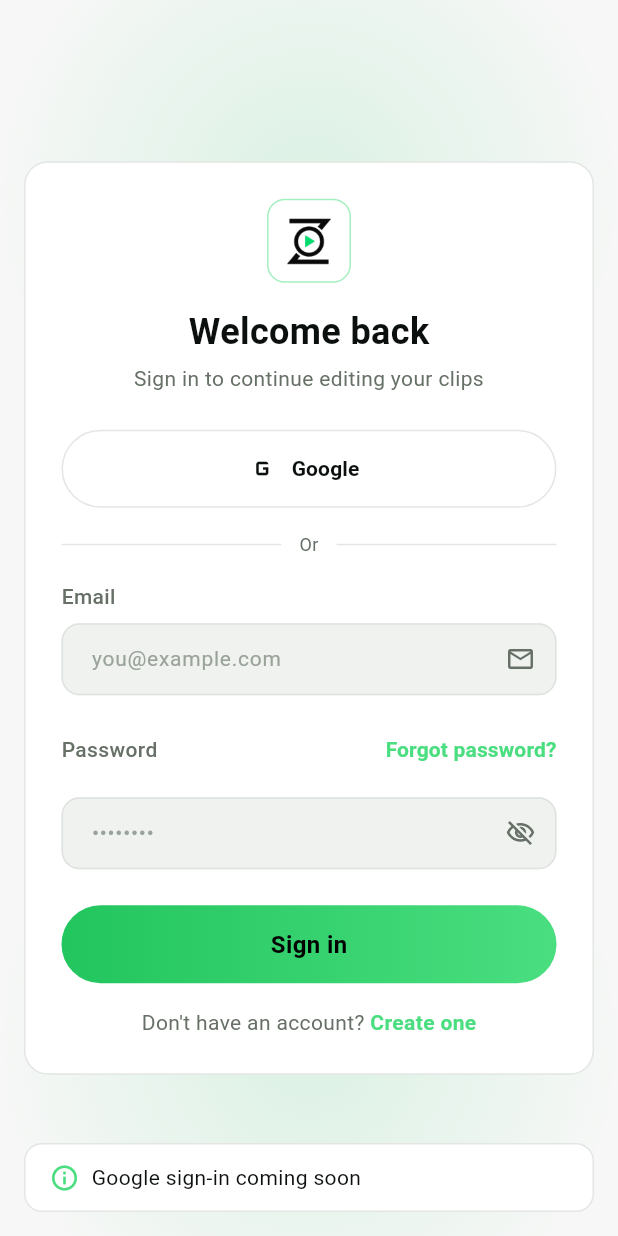
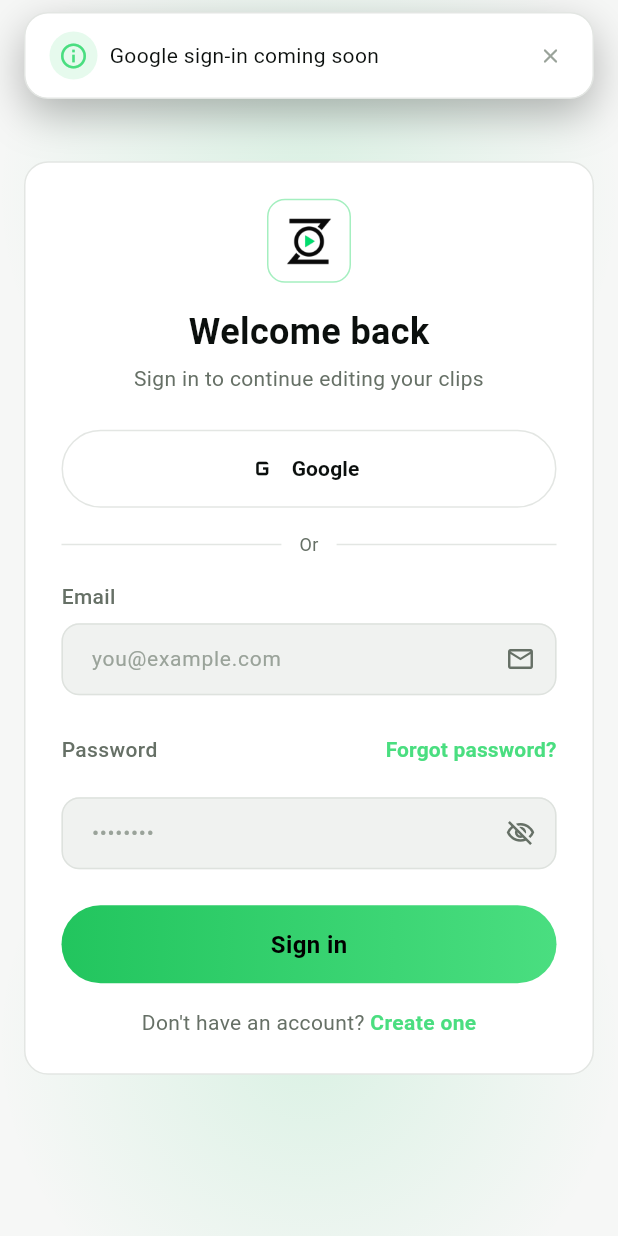
Before and after one commit to moeen4128/zoclips, a Flutter app: the screen it shows after launch, after a tap on "Skip", after a tap on "Google", on a phone screen of 412 x 824 dp. Run offline on Flutter 3.47's test engine with Material 3 defaults, Android fonts, the phone set to English and light mode, and no system bars; our stand-ins replace dartz, dio, equatable, flutter_bloc, flutter_secure_storage, get_it and 1 more; network calls fail; Roboto replaces fonts that are missing (Georgia).

Commit message:
Update app snackbar file

```diff
--- a/lib/core/widgets/app_snackbar.dart
+++ b/lib/core/widgets/app_snackbar.dart
@@ -1,3 +1,4 @@
+import 'dart:async';
 import 'package:flutter/material.dart';
 import '../constants/app_sizes.dart';
 import '../theme/app_colors.dart';
@@ -6,8 +7,13 @@ import '../theme/app_text_styles.dart';
 
 enum SnackType { success, error, info }
 
+/// Top-anchored, animated toast — slides down from under the status bar with
+/// a fade, sits for [duration], then slides back up and fades out. Lives in
+/// the root [Overlay] so it survives navigation and stacks above everything.
 class AppSnackbar {
   AppSnackbar._();
+
+  static _TopSnackbarEntry? _current;
 
   static void show(
     BuildContext context, {
@@ -15,45 +21,28 @@ class AppSnackbar {
     SnackType type = SnackType.info,
     Duration duration = const Duration(seconds: 3),
   }) {
-    final messenger = ScaffoldMessenger.of(context);
-    messenger.hideCurrentSnackBar();
+    _current?.removeImmediately();
+    _current = null;
 
-    final neutrals = context.neutrals;
-    final config = _configFor(type, neutrals);
+    final overlay = Overlay.of(context, rootOverlay: true);
+    late OverlayEntry entry;
+    final key = GlobalKey<_TopSnackbarState>();
 
-    messenger.showSnackBar(
-      SnackBar(
+    entry = OverlayEntry(
+      builder: (context) => _TopSnackbar(
+        key: key,
+        message: message,
+        type: type,
         duration: duration,
-        behavior: SnackBarBehavior.floating,
-        backgroundColor: Colors.transparent,
-        elevation: 0,
-        margin: const EdgeInsets.symmetric(
-          horizontal: AppSizes.lg,
-          vertical: AppSizes.lg,
-        ),
-        padding: EdgeInsets.zero,
-        content: Container(
-          padding: const EdgeInsets.symmetric(
-            horizontal: AppSizes.lg,
-            vertical: AppSizes.md,
-          ),
-          decoration: BoxDecoration(
-            color: neutrals.cardBackground,
-            borderRadius: BorderRadius.circular(AppSizes.radiusMd),
-            border: Border.all(color: config.borderColor),
-          ),
-          child: Row(
-            children: [
-              Icon(config.icon, color: config.iconColor, size: AppSizes.iconMd),
-              const SizedBox(width: AppSizes.sm),
-              Expanded(
-                child: Text(message, style: AppTextStyles.inputText(neutrals)),
-              ),
-            ],
-          ),
-        ),
+        onDismissed: () {
+          entry.remove();
+          if (_current?.entry == entry) _current = null;
+        },
       ),
     );
+
+    _current = _TopSnackbarEntry(entry: entry, key: key);
+    overlay.insert(entry);
   }
 
   static void success(BuildContext context, String message) =>
@@ -64,6 +53,184 @@ class AppSnackbar {
 
   static void info(BuildContext context, String message) =>
       show(context, message: message, type: SnackType.info);
+}
+
+class _TopSnackbarEntry {
+  final OverlayEntry entry;
+  final GlobalKey<_TopSnackbarState> key;
+  const _TopSnackbarEntry({required this.entry, required this.key});
+
+  void removeImmediately() {
+    key.currentState?.cancelAutoDismiss();
+    if (entry.mounted) entry.remove();
+  }
+}
+
+class _TopSnackbar extends StatefulWidget {
+  final String message;
+  final SnackType type;
+  final Duration duration;
+  final VoidCallback onDismissed;
+
+  const _TopSnackbar({
+    super.key,
+    required this.message,
+    required this.type,
+    required this.duration,
+    required this.onDismissed,
+  });
+
+  @override
+  State<_TopSnackbar> createState() => _TopSnackbarState();
+}
+
+class _TopSnackbarState extends State<_TopSnackbar>
+    with SingleTickerProviderStateMixin {
+  late final AnimationController _controller;
+  late final Animation<Offset> _slide;
+  late final Animation<double> _fade;
+  Timer? _autoDismissTimer;
+  bool _dismissing = false;
+
+  @override
+  void initState() {
+    super.initState();
+    _controller = AnimationController(
+      vsync: this,
+      duration: const Duration(milliseconds: 380),
+    );
+    _slide = Tween(
+      begin: const Offset(0, -1.5),
+      end: Offset.zero,
+    ).animate(CurvedAnimation(parent: _controller, curve: Curves.easeOutCubic));
+    _fade = CurvedAnimation(
+      parent: _controller,
+      curve: const Interval(0.0, 0.7),
+    );
+    _controller.forward();
+    _autoDismissTimer = Timer(widget.duration, _dismiss);
+  }
+
+  void cancelAutoDismiss() => _autoDismissTimer?.cancel();
+
+  Future<void> _dismiss() async {
+    if (_dismissing) return;
+    _dismissing = true;
+    _autoDismissTimer?.cancel();
+    if (!mounted) return;
+    await _controller.reverse();
+    widget.onDismissed();
+  }
+
+  @override
+  void dispose() {
+    _autoDismissTimer?.cancel();
+    _controller.dispose();
+    super.dispose();
+  }
+
+  @override
+  Widget build(BuildContext context) {
+    final neutrals = context.neutrals;
+    final config = _configFor(widget.type, neutrals);
+
+    return Positioned(
+      top: 0,
+      left: 0,
+      right: 0,
+      child: SafeArea(
+        bottom: false,
+        child: Align(
+          alignment: Alignment.topCenter,
+          child: SlideTransition(
+            position: _slide,
+            child: FadeTransition(
+              opacity: _fade,
+              child: GestureDetector(
+                behavior: HitTestBehavior.opaque,
+                onTap: _dismiss,
+                onVerticalDragEnd: (details) {
+                  if ((details.primaryVelocity ?? 0) < -100) _dismiss();
+                },
+                child: Padding(
+                  padding: const EdgeInsets.symmetric(
+                    horizontal: AppSizes.lg,
+                    vertical: AppSizes.sm,
+                  ),
+                  child: ConstrainedBox(
+                    constraints: const BoxConstraints(
+                      maxWidth: AppSizes.maxFormWidth,
+                    ),
+                    child: Container(
+                      padding: const EdgeInsets.symmetric(
+                        horizontal: AppSizes.lg,
+                        vertical: AppSizes.md,
+                      ),
+                      decoration: BoxDecoration(
+                        color: neutrals.cardBackground,
+                        borderRadius: BorderRadius.circular(AppSizes.radiusLg),
+                        border: Border.all(color: config.borderColor),
+                        boxShadow: [
+                          BoxShadow(
+                            color: Colors.black.withValues(alpha: 0.28),
+                            blurRadius: 24,
+                            offset: const Offset(0, 10),
+                          ),
+                        ],
+                      ),
+                      // Overlay entries sit outside any Scaffold, so InkWell
+                      // needs its own Material ancestor for splashes to work.
+                      child: Material(
+                        type: MaterialType.transparency,
+                        child: Row(
+                          children: [
+                            Container(
+                              padding: const EdgeInsets.all(6),
+                              decoration: BoxDecoration(
+                                color: config.iconColor.withValues(alpha: 0.14),
+                                shape: BoxShape.circle,
+                              ),
+                              child: Icon(
+                                config.icon,
+                                color: config.iconColor,
+                                size: AppSizes.iconMd,
+                              ),
+                            ),
+                            const SizedBox(width: AppSizes.sm),
+                            Expanded(
+                              child: Text(
+                                widget.message,
+                                style: AppTextStyles.inputText(neutrals),
+                              ),
+                            ),
+                            const SizedBox(width: AppSizes.xs),
+                            InkWell(
+                              onTap: _dismiss,
+                              borderRadius: BorderRadius.circular(
+                                AppSizes.radiusPill,
+                              ),
+                              child: Padding(
+                                padding: const EdgeInsets.all(4),
+                                child: Icon(
+                                  Icons.close_rounded,
+                                  size: AppSizes.iconSm,
+                                  color: neutrals.textHint,
+                                ),
+                              ),
+                            ),
+                          ],
+                        ),
+                      ),
+                    ),
+                  ),
+                ),
+              ),
+            ),
+          ),
+        ),
+      ),
+    );
+  }
 
   static _SnackConfig _configFor(SnackType type, AppNeutralColors neutrals) {
     switch (type) {
```
Also changed, not shown: 1 other file.
